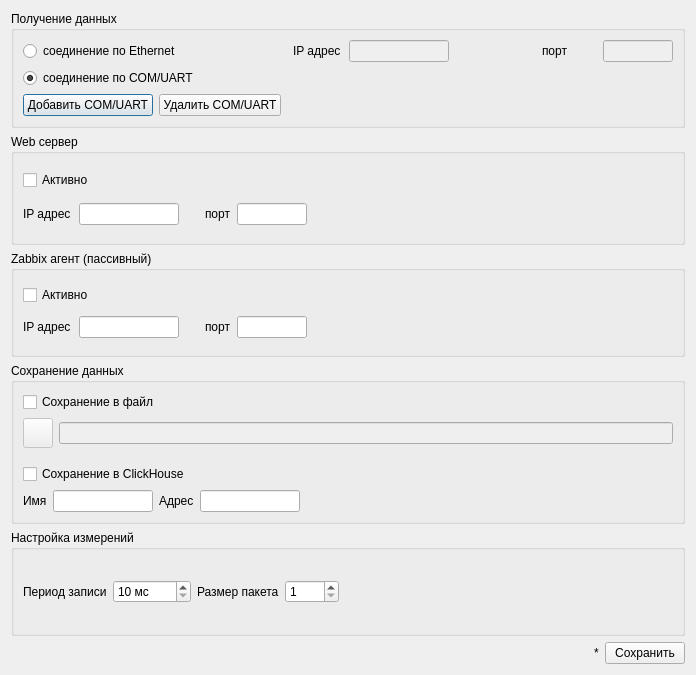
This is src/SVMonitor/forms/settings_dialog.ui in Tyill/SVisual as Qt 5 draws it before an edit. The edited form follows.
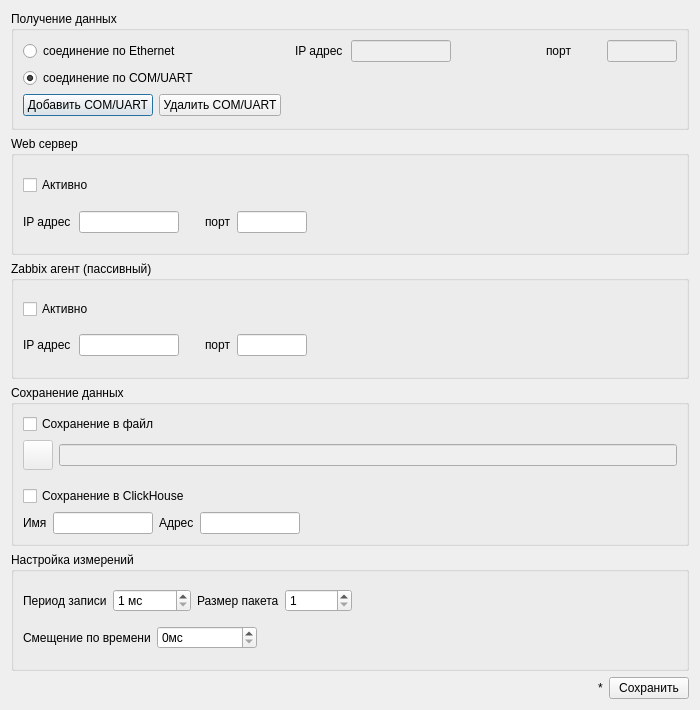
This is the edited form. Icons and pictures are not drawn.

Commit message: +time offset setts

```diff
--- a/src/SVMonitor/forms/settings_dialog.ui
+++ b/src/SVMonitor/forms/settings_dialog.ui
@@ -6,8 +6,8 @@
    <rect>
     <x>0</x>
     <y>0</y>
-    <width>696</width>
-    <height>675</height>
+    <width>700</width>
+    <height>710</height>
    </rect>
   </property>
   <property name="minimumSize">
@@ -574,7 +574,7 @@
            <string> мс</string>
           </property>
           <property name="minimum">
-           <number>10</number>
+           <number>1</number>
           </property>
           <property name="maximum">
            <number>60000</number>
@@ -597,7 +597,10 @@
            <number>1</number>
           </property>
           <property name="maximum">
-           <number>1000</number>
+           <number>1000000</number>
+          </property>
+          <property name="value">
+           <number>1</number>
           </property>
           <property name="Value" stdset="0">
            <number>10</number>
@@ -622,6 +625,46 @@
         </item>
        </layout>
       </item>
+      <item>
+       <layout class="QHBoxLayout" name="horizontalLayout_7">
+        <item>
+         <widget class="QLabel" name="label_9">
+          <property name="text">
+           <string>Смещение по времени</string>
+          </property>
+         </widget>
+        </item>
+        <item>
+         <widget class="QSpinBox" name="spinTimeOffsetMs">
+          <property name="minimumSize">
+           <size>
+            <width>100</width>
+            <height>1</height>
+           </size>
+          </property>
+          <property name="suffix">
+           <string>мс</string>
+          </property>
+          <property name="maximum">
+           <number>1000000</number>
+          </property>
+         </widget>
+        </item>
+        <item>
+         <spacer name="horizontalSpacer_11">
+          <property name="orientation">
+           <enum>Qt::Horizontal</enum>
+          </property>
+          <property name="sizeHint" stdset="0">
+           <size>
+            <width>40</width>
+            <height>20</height>
+           </size>
+          </property>
+         </spacer>
+        </item>
+       </layout>
+      </item>
      </layout>
     </widget>
    </item>
```
The commit also changes 3 other files.
